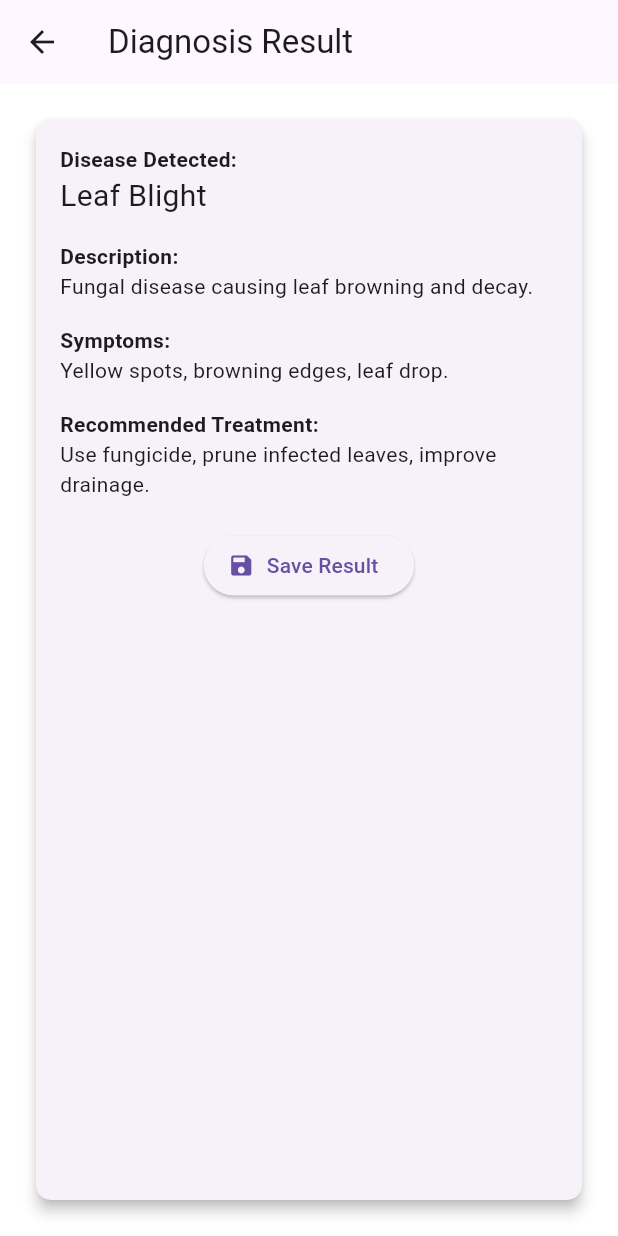
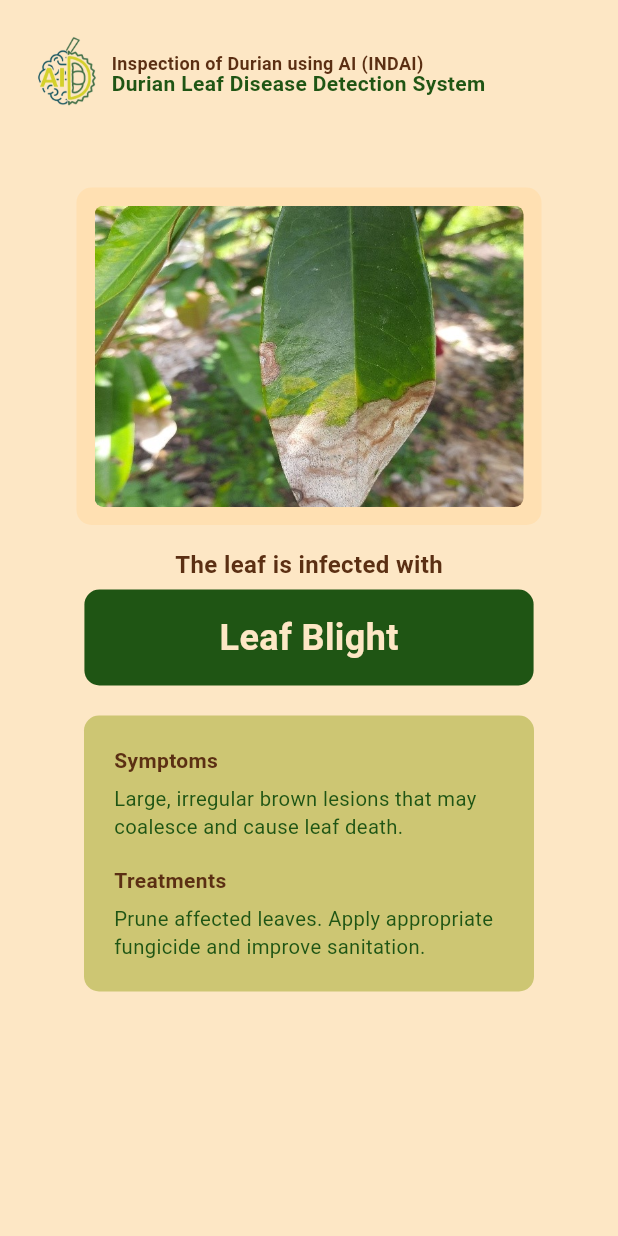
Before and after one commit to macarballo/INDAI-DurianLeafDiseaseDetection, a Flutter app: the ResultScreen screen opened by its route, on a phone screen of 412 x 824 dp. Run offline on Flutter 3.47's test engine with Material 3 defaults, Android fonts, the phone set to English and light mode, and no system bars; our stand-ins replace image_picker.

Commit message:
develop frontend
to do:

- train deep learning models
- integrate model to mobile app
- ensure screen responsiveness
- deploy mobile application

```diff
--- a/durian_leaf_disease_detection_module/lib/screens/result_screen.dart
+++ b/durian_leaf_disease_detection_module/lib/screens/result_screen.dart
@@ -5,59 +5,160 @@ class ResultScreen extends StatelessWidget {
 
   @override
   Widget build(BuildContext context) {
-    // Placeholder values
-    const disease = "Leaf Blight";
-    const description = "Fungal disease causing leaf browning and decay.";
-    const symptoms = "Yellow spots, browning edges, leaf drop.";
-    const treatment = "Use fungicide, prune infected leaves, improve drainage.";
+    const String diseaseName = 'Leaf Blight';
+    const String symptoms =
+        'Large, irregular brown lesions that may coalesce and cause leaf death.';
+    const String treatments =
+        'Prune affected leaves. Apply appropriate fungicide and improve sanitation.';
 
     return Scaffold(
-      appBar: AppBar(title: const Text("Diagnosis Result")),
-      body: Padding(
-        padding: const EdgeInsets.all(20),
-        child: Card(
-          elevation: 4,
-          shape: RoundedRectangleBorder(
-            borderRadius: BorderRadius.circular(10),
-          ),
+      backgroundColor: const Color(0xFFFDE7C5),
+      body: SafeArea(
+        child: Center(
           child: Padding(
-            padding: const EdgeInsets.all(16),
+            padding: const EdgeInsets.all(20),
             child: Column(
-              crossAxisAlignment: CrossAxisAlignment.start,
               children: [
+                // Header
+                Row(
+                  children: [
+                    Image.asset('assets/images/aidurian_logo.png', height: 55),
+                    const SizedBox(width: 5),
+                    const Expanded(
+                      child: Column(
+                        crossAxisAlignment: CrossAxisAlignment.start,
+                        children: [
+                          Text(
+                            'Inspection of Durian using AI (INDAI)',
+                            style: TextStyle(
+                              fontSize: 12,
+                              fontWeight: FontWeight.bold,
+                              color: Color(0xFF5B2F13),
+                            ),
+                          ),
+                          Text(
+                            'Durian Leaf Disease Detection System',
+                            style: TextStyle(
+                              fontSize: 14,
+                              fontWeight: FontWeight.bold,
+                              color: Color(0xFF1F5514),
+                              height: 0.8,
+                            ),
+                          ),
+                        ],
+                      ),
+                    ),
+                  ],
+                ),
+                const SizedBox(height: 50),
+
+                // Image with border
+                Container(
+                  height: 225,
+                  width: 310,
+                  padding: const EdgeInsets.all(12),
+                  decoration: BoxDecoration(
+                    color: Colors.orange.shade100,
+                    borderRadius: BorderRadius.circular(10),
+                  ),
+                  child: ClipRRect(
+                    borderRadius: BorderRadius.circular(6),
+                    child: Image.asset(
+                      'assets/images/disease_sample.jpg',
+                      height: 200,
+                      fit: BoxFit.cover,
+                    ),
+                  ),
+                ),
+
+                const SizedBox(height: 20),
+
                 const Text(
-                  "Disease Detected:",
-                  style: TextStyle(fontWeight: FontWeight.bold),
+                  "The leaf is infected with",
+                  style: TextStyle(
+                    color: Color(0xFF5B2F13),
+                    fontSize: 16,
+                    fontWeight: FontWeight.bold,
+                    height: 0.8,
+                  ),
                 ),
-                Text(disease, style: const TextStyle(fontSize: 20)),
-                const SizedBox(height: 16),
-                const Text(
-                  "Description:",
-                  style: TextStyle(fontWeight: FontWeight.bold),
+
+                const SizedBox(height: 10),
+
+                Container(
+                  padding: const EdgeInsets.symmetric(
+                    vertical: 15,
+                    horizontal: 90,
+                  ),
+                  decoration: BoxDecoration(
+                    color: const Color(0xFF1F5514),
+                    borderRadius: BorderRadius.circular(10),
+                  ),
+                  child: const Text(
+                    diseaseName,
+                    style: TextStyle(
+                      color: Color(0xFFFDE7C5),
+                      fontSize: 24,
+                      fontWeight: FontWeight.bold,
+                    ),
+                  ),
                 ),
-                Text(description),
-                const SizedBox(height: 16),
-                const Text(
-                  "Symptoms:",
-                  style: TextStyle(fontWeight: FontWeight.bold),
-                ),
-                Text(symptoms),
-                const SizedBox(height: 16),
-                const Text(
-                  "Recommended Treatment:",
-                  style: TextStyle(fontWeight: FontWeight.bold),
-                ),
-                Text(treatment),
+
                 const SizedBox(height: 20),
+
+                // Details Box
                 Center(
-                  child: ElevatedButton.icon(
-                    icon: const Icon(Icons.save),
-                    label: const Text("Save Result"),
-                    onPressed: () {
-                      ScaffoldMessenger.of(context).showSnackBar(
-                        const SnackBar(content: Text("Result saved locally.")),
-                      );
-                    },
+                  child: Container(
+                    width:
+                        300, // You can adjust this width to match your target appearance
+                    padding: const EdgeInsets.symmetric(
+                      horizontal: 20,
+                      vertical: 20,
+                    ),
+                    decoration: BoxDecoration(
+                      color: const Color(0xFFCDC673),
+                      borderRadius: BorderRadius.circular(10),
+                    ),
+                    child: const Column(
+                      crossAxisAlignment: CrossAxisAlignment.start,
+                      children: [
+                        Text(
+                          "Symptoms",
+                          style: TextStyle(
+                            color: Color(0xFF5B2F13),
+                            fontWeight: FontWeight.bold,
+                            fontSize: 14,
+                          ),
+                        ),
+                        SizedBox(height: 6),
+                        Text(
+                          symptoms,
+                          style: TextStyle(
+                            height: 1.4,
+                            fontSize: 13.5,
+                            color: Color(0xFF1F5514),
+                          ),
+                        ),
+                        SizedBox(height: 16),
+                        Text(
+                          "Treatments",
+                          style: TextStyle(
+                            color: Color(0xFF5B2F13),
+                            fontWeight: FontWeight.bold,
+                            fontSize: 14,
+                          ),
+                        ),
+                        SizedBox(height: 6),
+                        Text(
+                          treatments,
+                          style: TextStyle(
+                            height: 1.4,
+                            fontSize: 13.5,
+                            color: Color(0xFF1F5514),
+                          ),
+                        ),
+                      ],
+                    ),
                   ),
                 ),
               ],
```
Also changed, not shown: durian_leaf_disease_detection_module/lib/screens/camera_screen.dart (+31 -6 lines), durian_leaf_disease_detection_module/lib/screens/home_screen.dart (+74 -28 lines), durian_leaf_disease_detection_module/assets/images/disease_sample.jpg (added).
